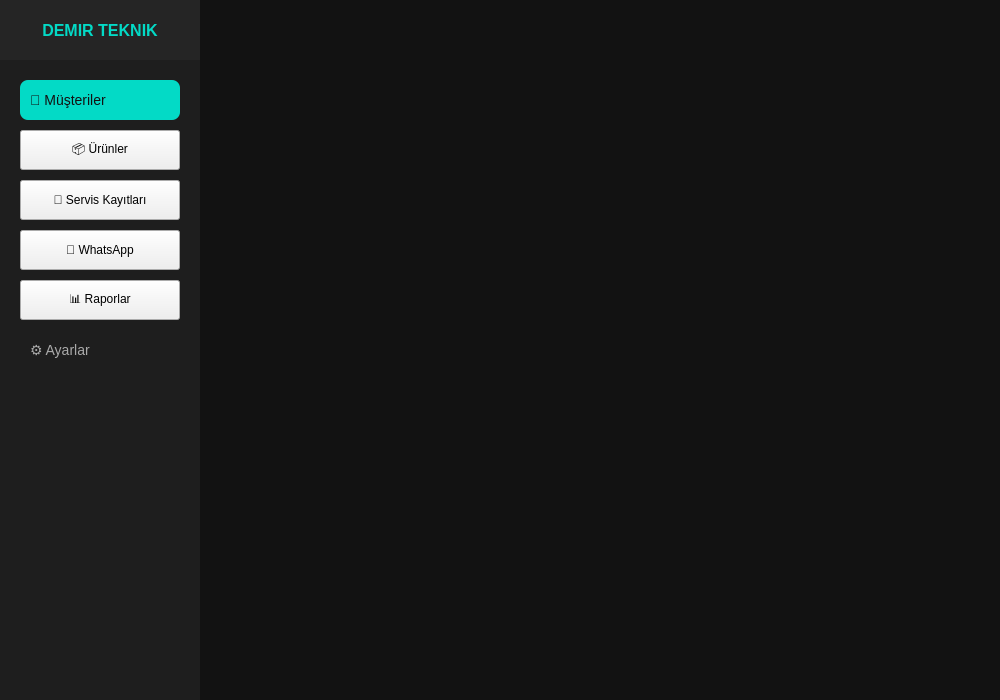
Qt form form/crm.ui (burakDemirbuken/my_CRM) before a commit.
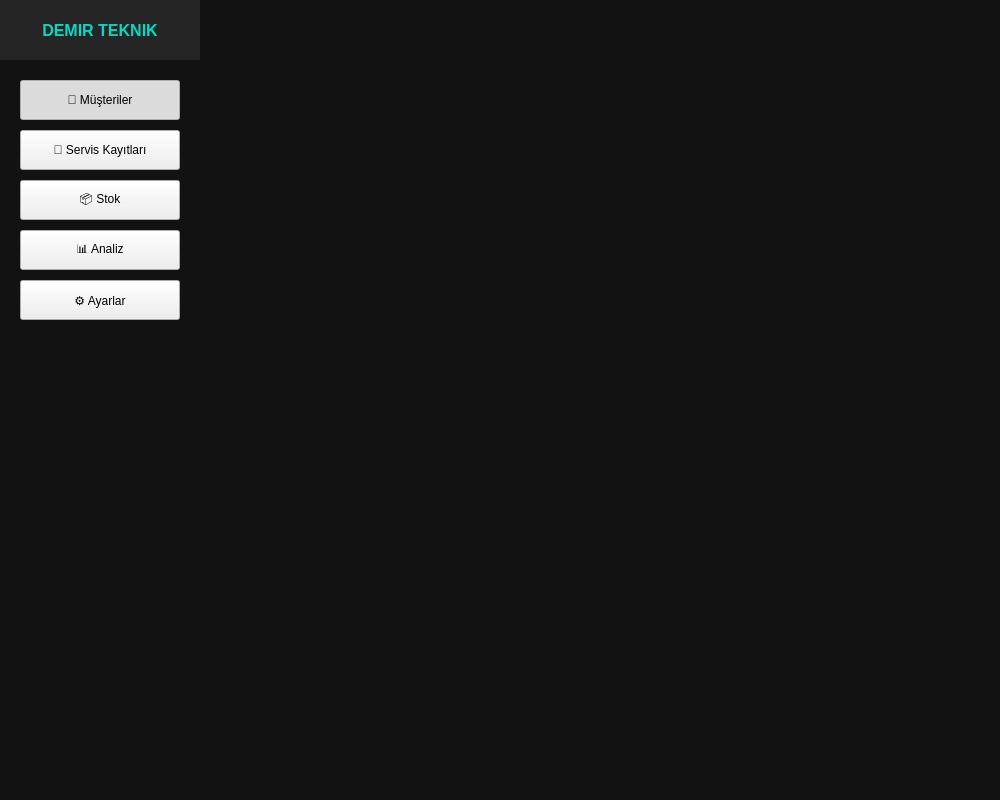
The same form after that commit.

Commit message: ADD: Customer page and Main page edited

The edit to the form file:
```diff
--- a/form/crm.ui
+++ b/form/crm.ui
@@ -7,13 +7,13 @@
     <x>0</x>
     <y>0</y>
     <width>1000</width>
-    <height>700</height>
+    <height>800</height>
    </rect>
   </property>
   <property name="minimumSize">
    <size>
     <width>1000</width>
-    <height>600</height>
+    <height>800</height>
    </size>
   </property>
   <property name="windowTitle">
@@ -23,179 +23,6 @@
    <string notr="true">QMainWindow {
     background-color: #121212;
     color: white;
-}
-
-QWidget#sidebarWidget {
-    background-color: #1e1e1e;
-}
-
-QWidget#logoWidget {
-    background-color: #252525;
-}
-
-QWidget#headerWidget {
-    background-color: #1e1e1e;
-}
-
-QWidget#tabWidget {
-    background-color: #252525;
-}
-
-QWidget#profileWidget {
-    background-color: #252525;
-}
-
-QPushButton#menuButton {
-    background-color: transparent;
-    color: #aaaaaa;
-    border: none;
-    text-align: left;
-    padding-left: 10px;
-    font-size: 14px;
-}
-
-QPushButton#menuButton:hover {
-    color: white;
-}
-
-QPushButton#activeMenuButton {
-    background-color: #03dac6;
-    color: #121212;
-    border: none;
-    border-radius: 8px;
-    text-align: left;
-    padding-left: 10px;
-    font-size: 14px;
-}
-
-QLabel#logoLabel {
-    color: #03dac6;
-    font-weight: bold;
-    font-size: 16px;
-}
-
-QLabel#headerLabel {
-    color: white;
-    font-weight: bold;
-    font-size: 20px;
-}
-
-QLineEdit#searchField {
-    background-color: #2c2c2c;
-    border: 1px solid #555555;
-    border-radius: 15px;
-    padding: 5px 10px;
-    color: #999999;
-}
-
-QPushButton#addButton {
-    background-color: #03dac6;
-    color: #121212;
-    border: none;
-    border-radius: 15px;
-    padding: 5px 15px;
-    font-size: 14px;
-}
-
-QPushButton#activeTabButton {
-    background-color: transparent;
-    color: #03dac6;
-    border: none;
-    font-size: 14px;
-}
-
-QPushButton#tabButton {
-    background-color: transparent;
-    color: #777777;
-    border: none;
-    font-size: 14px;
-}
-
-QComboBox#dateFilter {
-    background-color: transparent;
-    color: #777777;
-    border: none;
-    font-size: 14px;
-}
-
-QWidget#cardWidget {
-    background-color: #252525;
-    border-radius: 8px;
-}
-
-QLabel#customerName {
-    color: white;
-    font-weight: bold;
-    font-size: 16px;
-}
-
-QLabel#customerInfo {
-    color: #aaaaaa;
-    font-size: 13px;
-}
-
-QPushButton#statusButton {
-    border-radius: 14px;
-    color: #121212;
-    font-size: 12px;
-}
-
-QPushButton#statusButton_inProgress {
-    background-color: #ff9800;
-}
-
-QPushButton#statusButton_completed {
-    background-color: #4caf50;
-}
-
-QPushButton#statusButton_urgent {
-    background-color: #f44336;
-    color: white;
-}
-
-QPushButton#whatsappButton {
-    background-color: #03dac6;
-    color: #121212;
-    border-radius: 14px;
-    font-size: 12px;
-}
-
-QLabel#paginationLabel {
-    color: #aaaaaa;
-    font-size: 14px;
-}
-
-QWidget#paginationWidget {
-    background-color: #252525;
-    border-radius: 15px;
-}
-
-QLabel#paginationNumber {
-    color: #aaaaaa;
-    font-size: 14px;
-}
-
-QLabel#activePaginationNumber {
-    color: #03dac6;
-    font-size: 14px;
-}
-
-QLabel#profileName {
-    color: white;
-    font-size: 14px;
-}
-
-QLabel#profileRole {
-    color: #aaaaaa;
-    font-size: 12px;
-}
-
-QLabel#profileAvatar {
-    background-color: #444444;
-    color: white;
-    border-radius: 20px;
-    font-size: 12px;
-    qproperty-alignment: AlignCenter;
 }</string>
   </property>
   <widget class="QWidget" name="centralwidget">
@@ -229,7 +56,46 @@
         <height>16777215</height>
        </size>
       </property>
-      <layout class="QVBoxLayout" name="verticalLayout" stretch="0,1">
+      <property name="styleSheet">
+       <string notr="true">QWidget[sideBar=widget]{
+    background-color: #1e1e1e;
+}
+
+QWidget#logoWidget {
+    background-color: #252525;
+}
+
+QPushButton[sideBar=button] {
+    background-color: transparent;
+    color: #aaaaaa;
+    border: none;
+    text-align: left;
+    padding-left: 10px;
+    font-size: 14px;
+}
+
+QPushButton[sideBar=button]:hover {
+    color: white;
+}
+
+QPushButton[sideBar=button]:checked  {
+    background-color: #03dac6;
+    color: #121212;
+    border: none;
+    border-radius: 8px;
+    text-align: left;
+    padding-left: 10px;
+    font-size: 14px;
+}
+
+QLabel#logoLabel {
+    color: #03dac6;
+    font-weight: bold;
+    font-size: 16px;
+}
+</string>
+      </property>
+      <layout class="QVBoxLayout" name="verticalLayout" stretch="0,0">
        <property name="spacing">
         <number>0</number>
        </property>
@@ -274,6 +140,10 @@
         </widget>
        </item>
        <item>
+        <widget class="QWidget" name="sidebar" native="true">
+         <property name="sideBar" stdset="0">
+          <string>widget</string>
+         </property>
         <layout class="QVBoxLayout" name="menuLayout">
          <property name="spacing">
           <number>10</number>
@@ -298,19 +168,30 @@
            <property name="text">
             <string>👥 Müşteriler</string>
            </property>
-          </widget>
-         </item>
-         <item>
-          <widget class="QPushButton" name="menuButton_3">
-           <property name="minimumSize">
-            <size>
-             <width>0</width>
-             <height>40</height>
-            </size>
-           </property>
-           <property name="text">
-            <string>📦 Ürünler</string>
-           </property>
+            <property name="checkable">
+             <bool>true</bool>
+            </property>
+            <property name="checked">
+             <bool>true</bool>
+            </property>
+            <property name="autoRepeat">
+             <bool>false</bool>
+            </property>
+            <property name="autoDefault">
+             <bool>false</bool>
+            </property>
+            <property name="default">
+             <bool>false</bool>
+            </property>
+            <property name="flat">
+             <bool>false</bool>
+            </property>
+            <property name="sideBar" stdset="0">
+             <string>button</string>
+            </property>
+            <attribute name="buttonGroup">
+             <string notr="true">buttonGroup</string>
+            </attribute>
           </widget>
          </item>
          <item>
@@ -324,6 +205,18 @@
            <property name="text">
             <string>🔧 Servis Kayıtları</string>
            </property>
+            <property name="checkable">
+             <bool>true</bool>
+            </property>
+            <property name="checked">
+             <bool>false</bool>
+            </property>
+            <property name="sideBar" stdset="0">
+             <string>button</string>
+            </property>
+            <attribute name="buttonGroup">
+             <string notr="true">buttonGroup</string>
+            </attribute>
           </widget>
          </item>
          <item>
@@ -335,8 +228,17 @@
             </size>
            </property>
            <property name="text">
-            <string>💬 WhatsApp</string>
-           </property>
+             <string>📦 Stok</string>
+            </property>
+            <property name="checkable">
+             <bool>true</bool>
+            </property>
+            <property name="sideBar" stdset="0">
+             <string>button</string>
+            </property>
+            <attribute name="buttonGroup">
+             <string notr="true">buttonGroup</string>
+            </attribute>
           </widget>
          </item>
          <item>
@@ -348,8 +250,20 @@
             </size>
            </property>
            <property name="text">
-            <string>📊 Raporlar</string>
-           </property>
+             <string>📊 Analiz</string>
+            </property>
+            <property name="checkable">
+             <bool>true</bool>
+            </property>
+            <property name="checked">
+             <bool>false</bool>
+            </property>
+            <property name="sideBar" stdset="0">
+             <string>button</string>
+            </property>
+            <attribute name="buttonGroup">
+             <string notr="true">buttonGroup</string>
+            </attribute>
           </widget>
          </item>
          <item>
@@ -363,6 +277,18 @@
            <property name="text">
             <string>⚙️ Ayarlar</string>
            </property>
+            <property name="checkable">
+             <bool>true</bool>
+            </property>
+            <property name="checked">
+             <bool>false</bool>
+            </property>
+            <property name="sideBar" stdset="0">
+             <string>button</string>
+            </property>
+            <attribute name="buttonGroup">
+             <string notr="true">buttonGroup</string>
+            </attribute>
           </widget>
          </item>
          <item>
@@ -379,14 +305,16 @@
           </spacer>
          </item>
         </layout>
+        </widget>
        </item>
       </layout>
      </widget>
     </item>
     <item>
-     <widget class="QStackedWidget" name="stackedWidget">
-      <widget class="QWidget" name="page"/>
-      <widget class="QWidget" name="page_2"/>
+     <widget class="QStackedWidget" name="pageStackedWidget">
+      <property name="layoutDirection">
+       <enum>Qt::LayoutDirection::LeftToRight</enum>
+      </property>
      </widget>
     </item>
    </layout>
```
Left out of the diff: 18 changed lines with no effect on the pictures. Lines whose indentation alone changed are shown as unchanged. The commit also changes 7 other files.
